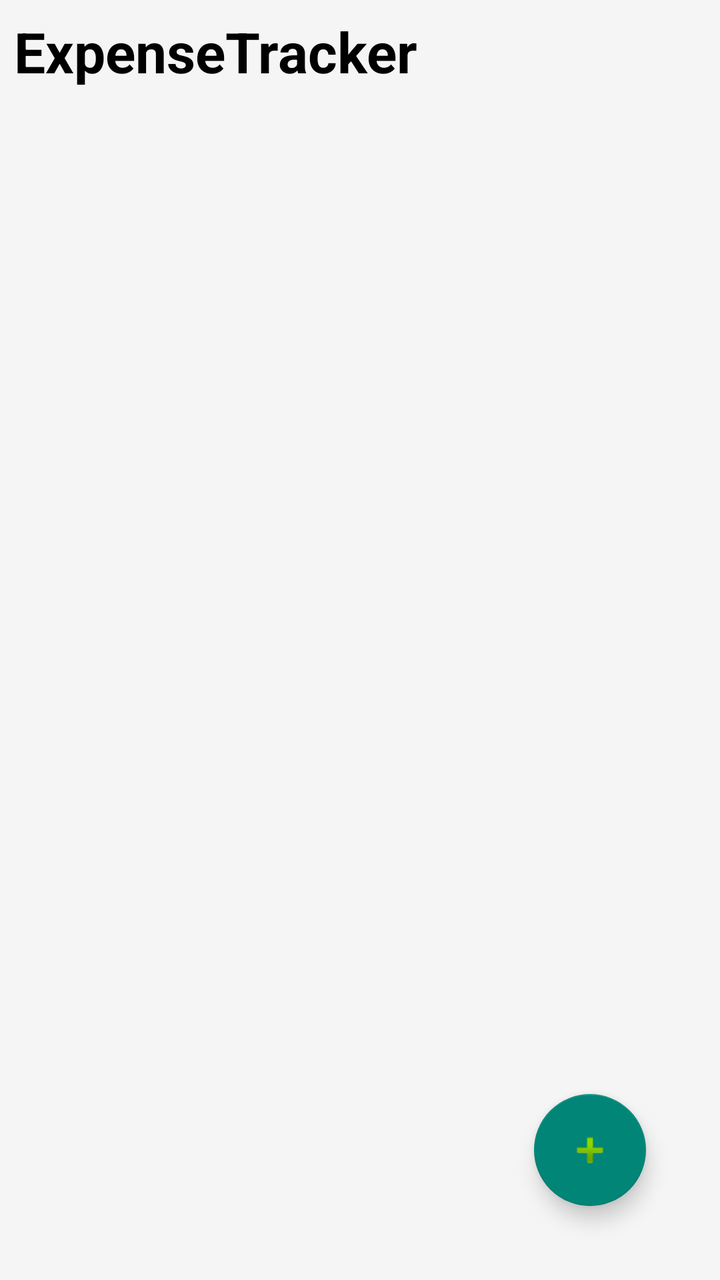
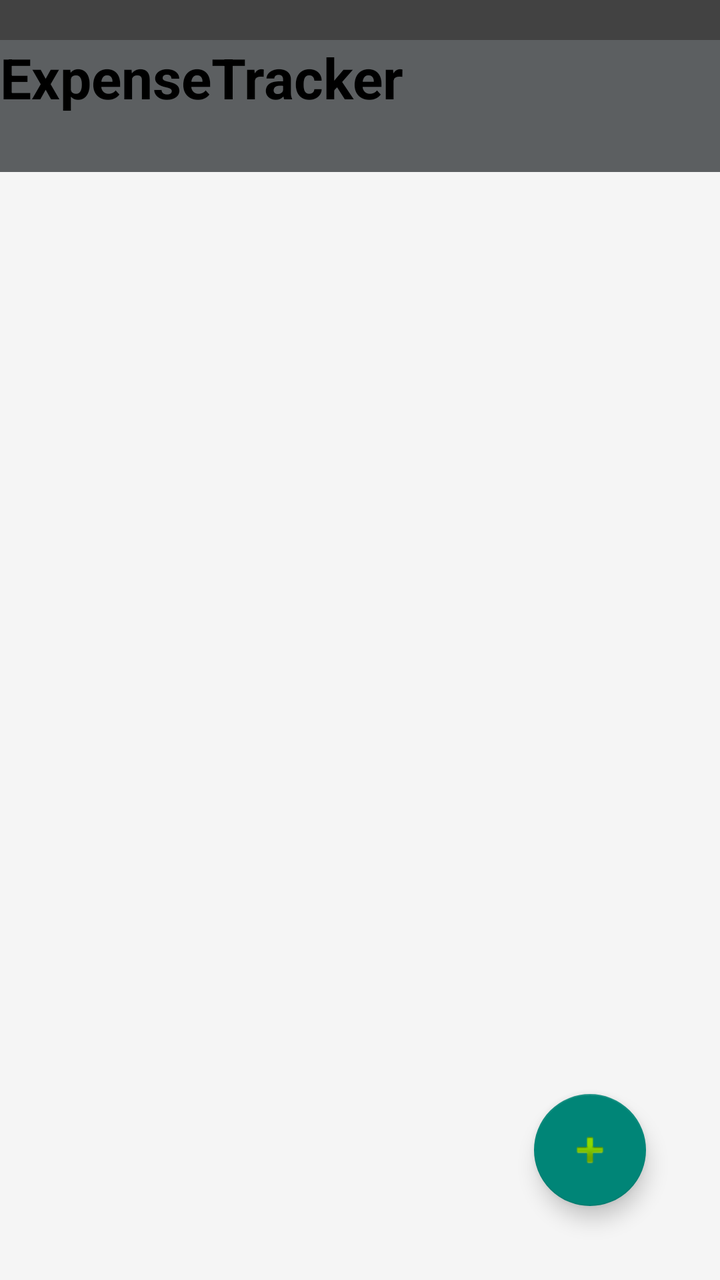

Two renders of the same Android screen: before a commit and after it. Below are the layout's source before the change and the commit's diff.
<!-- AndroidManifest.xml: application theme Theme.ExpenseTracker -->
<!-- res/layout/expense_list.xml -->
<?xml version="1.0" encoding="utf-8"?>
<LinearLayout xmlns:android="http://schemas.android.com/apk/res/android"
    android:layout_width="match_parent"
    android:layout_height="match_parent"
    android:orientation="vertical"
    android:background="#F5F5F5"
    android:padding="7dp">

    <LinearLayout
        android:layout_width="match_parent"
        android:layout_height="wrap_content"
        android:orientation="vertical">

        <TextView
            android:id="@+id/titleText"
            android:layout_width="match_parent"
            android:layout_height="66dp"
            android:text="@string/app_name"
            android:textColor="#000000"
            android:textSize="28sp"
            android:textStyle="bold" />

    </LinearLayout>
    <FrameLayout
        android:layout_width="match_parent"
        android:layout_height="match_parent">

        <androidx.recyclerview.widget.RecyclerView
            android:id="@+id/expenseRecyclerView"
            android:layout_width="match_parent"
            android:layout_height="match_parent"
            android:paddingBottom="88dp" />

        <com.google.android.material.floatingactionbutton.FloatingActionButton
            android:id="@+id/addExpenseFab"
            android:layout_width="wrap_content"
            android:layout_height="wrap_content"
            android:layout_gravity="bottom|end"
            android:layout_margin="30dp"
            android:src="@android:drawable/ic_input_add"
            android:contentDescription="Add expense" />

    </FrameLayout>
</LinearLayout>
<!-- resources referenced by this layout -->
<resources>
  <string name="app_name">ExpenseTracker</string>
  <style name="Theme.ExpenseTracker" parent="Theme.AppCompat.Light.NoActionBar" />
</resources>

<!-- the commit's change to res/layout/expense_list.xml (unified diff, before → after) -->
@@ -3,13 +3,14 @@
     android:layout_width="match_parent"
     android:layout_height="match_parent"
     android:orientation="vertical"
-    android:background="#F5F5F5"
-    android:padding="7dp">
+    android:background="#F5F5F5">
 
     <LinearLayout
         android:layout_width="match_parent"
         android:layout_height="wrap_content"
-        android:orientation="vertical">
+        android:orientation="vertical"
+        android:paddingTop="20dp"
+        android:background="@color/cardview_dark_background">
 
         <TextView
             android:id="@+id/titleText"
@@ -18,12 +19,14 @@
             android:text="@string/app_name"
             android:textColor="#000000"
             android:textSize="28sp"
-            android:textStyle="bold" />
+            android:textStyle="bold"
+            android:background="@color/material_dynamic_neutral40"/>
 
     </LinearLayout>
     <FrameLayout
         android:layout_width="match_parent"
-        android:layout_height="match_parent">
+        android:layout_height="match_parent"
+        android:padding="7dp">
 
         <androidx.recyclerview.widget.RecyclerView
             android:id="@+id/expenseRecyclerView"
